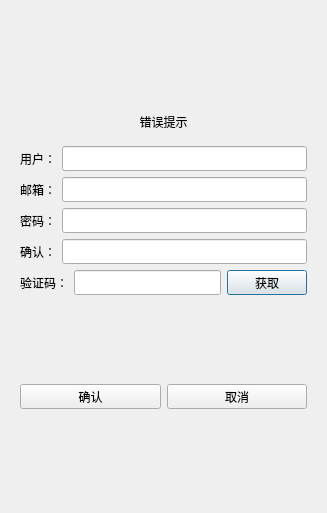
Before: the Qt Designer form client/llfcchat/registerdialog.ui in feliks720/Chatter-cpp, drawn with Qt 5.
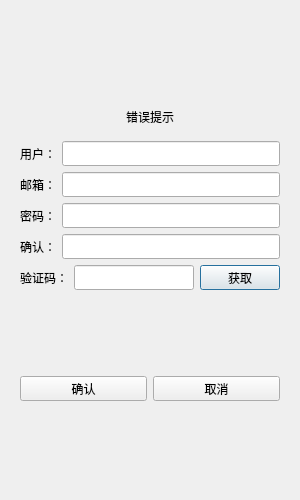
After: the same form once the commit is applied.

```diff
--- a/client/llfcchat/registerdialog.ui
+++ b/client/llfcchat/registerdialog.ui
@@ -6,10 +6,22 @@
    <rect>
     <x>0</x>
     <y>0</y>
-    <width>327</width>
-    <height>513</height>
+    <width>300</width>
+    <height>500</height>
    </rect>
   </property>
+  <property name="minimumSize">
+   <size>
+    <width>300</width>
+    <height>500</height>
+   </size>
+  </property>
+  <property name="maximumSize">
+   <size>
+    <width>300</width>
+    <height>500</height>
+   </size>
+  </property>
   <property name="windowTitle">
    <string>Dialog</string>
   </property>
```
